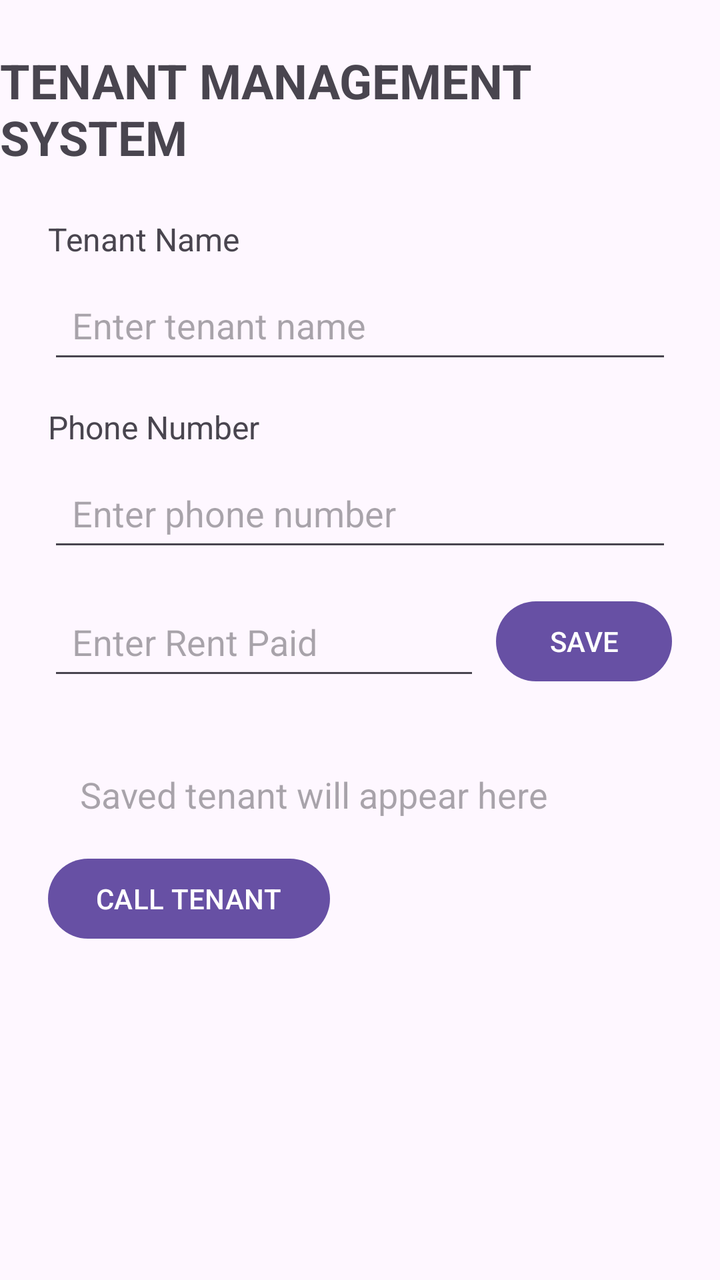
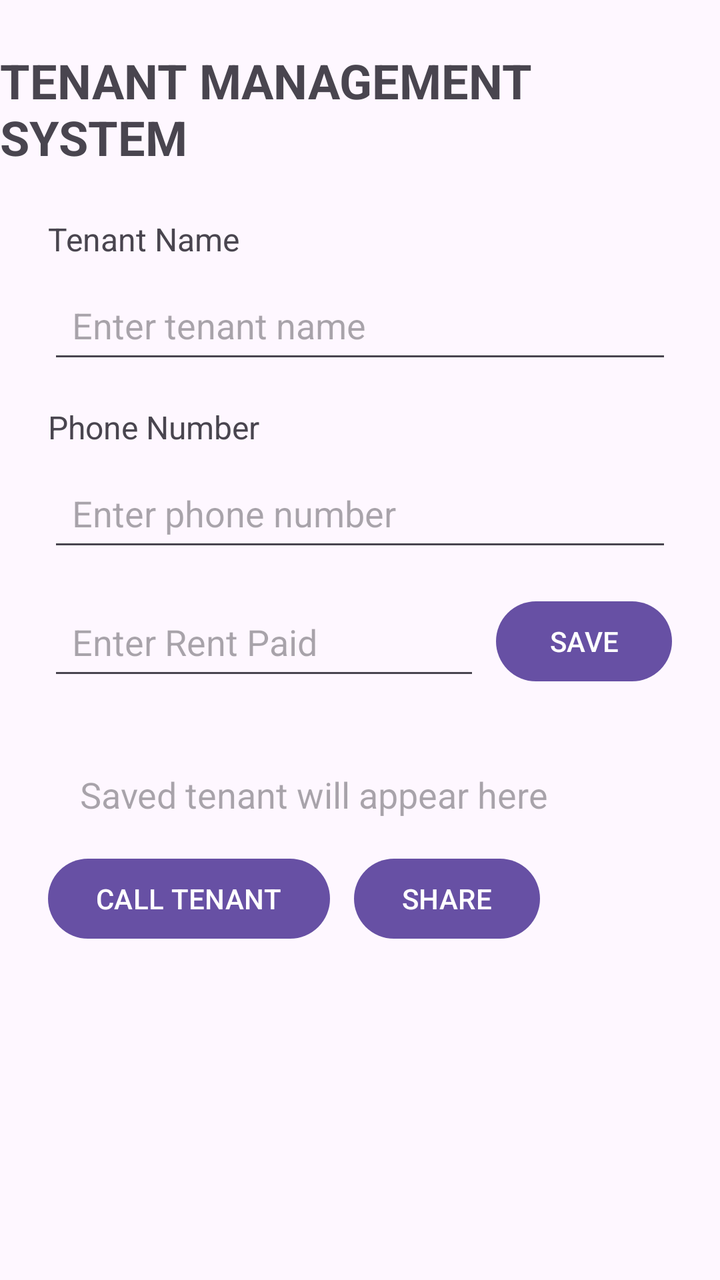

Before-and-after screenshots of an Android layout around one commit, followed by the original layout XML and the change that was made.
<!-- AndroidManifest.xml: application theme Theme.TenantManagementSystem -->
<!-- res/layout/activity_main.xml -->
<?xml version="1.0" encoding="utf-8"?>
<layout xmlns:android="http://schemas.android.com/apk/res/android"
    xmlns:app="http://schemas.android.com/apk/res-auto">

    <data>
        <variable
            name="tenant"
            type="com.example.tenantmanagementsystem.Tenant" />

    </data>

    <androidx.constraintlayout.widget.ConstraintLayout
        android:layout_width="match_parent"
        android:layout_height="match_parent">

        <TextView
            android:id="@+id/titleTextView"
            android:layout_width="wrap_content"
            android:layout_height="wrap_content"
            android:text="TENANT MANAGEMENT SYSTEM"
            android:textSize="24sp"
            android:textStyle="bold"
            android:layout_marginTop="24dp"
            app:layout_constraintTop_toTopOf="parent"
            app:layout_constraintStart_toStartOf="parent"
            app:layout_constraintEnd_toEndOf="parent" />

        <TextView
            android:id="@+id/tenantNameLabel"
            android:layout_width="wrap_content"
            android:layout_height="wrap_content"
            android:text="Tenant Name"
            android:textSize="16sp"
            android:layout_marginTop="24dp"
            android:layout_marginStart="24dp"
            app:layout_constraintTop_toBottomOf="@id/titleTextView"
            app:layout_constraintStart_toStartOf="parent" />

        <EditText
            android:id="@+id/tenantNameEditText"
            android:layout_width="0dp"
            android:layout_height="wrap_content"
            android:hint="Enter tenant name"
            android:minHeight="48dp"
            android:padding="12dp"
            android:layout_marginTop="8dp"
            android:layout_marginStart="24dp"
            android:layout_marginEnd="24dp"
            app:layout_constraintTop_toBottomOf="@id/tenantNameLabel"
            app:layout_constraintStart_toStartOf="parent"
            app:layout_constraintEnd_toEndOf="parent" />

        <TextView
            android:id="@+id/phoneLabel"
            android:layout_width="wrap_content"
            android:layout_height="wrap_content"
            android:text="Phone Number"
            android:textSize="16sp"
            android:layout_marginTop="16dp"
            android:layout_marginStart="24dp"
            app:layout_constraintTop_toBottomOf="@id/tenantNameEditText"
            app:layout_constraintStart_toStartOf="parent" />

        <EditText
            android:id="@+id/phoneEditText"
            android:layout_width="0dp"
            android:layout_height="wrap_content"
            android:hint="Enter phone number"
            android:inputType="phone"
            android:minHeight="48dp"
            android:padding="12dp"
            android:layout_marginTop="8dp"
            android:layout_marginStart="24dp"
            android:layout_marginEnd="24dp"
            app:layout_constraintTop_toBottomOf="@id/phoneLabel"
            app:layout_constraintStart_toStartOf="parent"
            app:layout_constraintEnd_toEndOf="parent" />

        <EditText
            android:id="@+id/rentEditText"
            android:layout_width="0dp"
            android:layout_height="wrap_content"
            android:hint="Enter Rent Paid"
            android:inputType="numberDecimal"
            android:minHeight="48dp"
            android:padding="12dp"
            android:layout_marginStart="24dp"
            android:layout_marginTop="16dp"
            android:layout_marginEnd="8dp"
            app:layout_constraintTop_toBottomOf="@id/phoneEditText"
            app:layout_constraintStart_toStartOf="parent"
            app:layout_constraintEnd_toStartOf="@id/saveButton" />

        <Button
            android:id="@+id/saveButton"
            android:layout_width="wrap_content"
            android:layout_height="wrap_content"
            android:text="SAVE"
            android:layout_marginEnd="24dp"
            app:layout_constraintTop_toTopOf="@id/rentEditText"
            app:layout_constraintEnd_toEndOf="parent" />

        <TextView
            android:id="@+id/tenantResultTextView"
            android:layout_width="0dp"
            android:layout_height="wrap_content"
            android:text="@{tenant.summary()}"
            android:hint="Saved tenant will appear here"
            android:textSize="18sp"
            android:padding="16dp"
            android:layout_margin="24dp"
            app:layout_constraintTop_toBottomOf="@id/rentEditText"
            app:layout_constraintStart_toStartOf="parent"
            app:layout_constraintEnd_toEndOf="parent" />

        <Button
            android:id="@+id/callButton"
            android:layout_width="wrap_content"
            android:layout_height="wrap_content"
            android:text="CALL TENANT"
            android:layout_marginStart="24dp"
            app:layout_constraintTop_toBottomOf="@id/tenantResultTextView"
            app:layout_constraintStart_toStartOf="parent" />

    </androidx.constraintlayout.widget.ConstraintLayout>
</layout>
<!-- resources referenced by this layout -->
<resources>
  <style name="Theme.TenantManagementSystem" parent="Base.Theme.TenantManagementSystem" />
  <style name="Base.Theme.TenantManagementSystem" parent="Theme.Material3.DayNight.NoActionBar">
          
          
      </style>
</resources>

<!-- the commit's change to res/layout/activity_main.xml (unified diff, before → after) -->
@@ -121,6 +121,13 @@
             android:layout_marginStart="24dp"
             app:layout_constraintTop_toBottomOf="@id/tenantResultTextView"
             app:layout_constraintStart_toStartOf="parent" />
-
+        <Button
+            android:id="@+id/shareButton"
+            android:layout_width="wrap_content"
+            android:layout_height="wrap_content"
+            android:text="SHARE"
+            android:layout_marginStart="12dp"
+            app:layout_constraintTop_toTopOf="@id/callButton"
+            app:layout_constraintStart_toEndOf="@id/callButton" />
     </androidx.constraintlayout.widget.ConstraintLayout>
 </layout>
